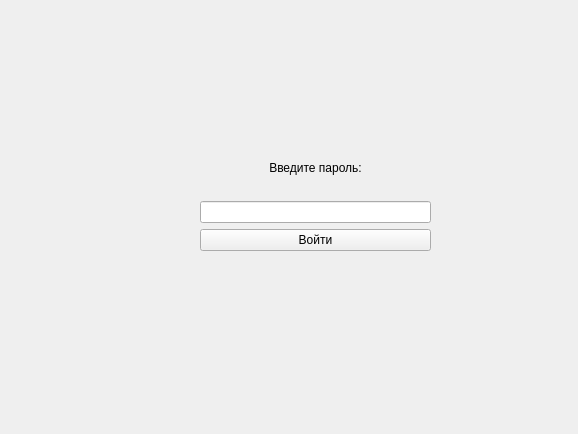
andrei27062010-blip/password-manager-pyqt, file ui/login_window.ui: the form before one commit.
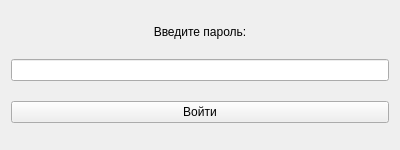
The form after the commit.

Commit message: feat: Finalized UI/UX for LoginWindow and MainWindow, switched to PyQt6, all code working!

Diff of the .ui file:
```diff
--- a/ui/login_window.ui
+++ b/ui/login_window.ui
@@ -6,25 +6,28 @@
    <rect>
     <x>0</x>
     <y>0</y>
-    <width>578</width>
-    <height>434</height>
+    <width>400</width>
+    <height>150</height>
    </rect>
   </property>
+  <property name="sizePolicy">
+   <sizepolicy hsizetype="Expanding" vsizetype="Expanding">
+    <horstretch>0</horstretch>
+    <verstretch>0</verstretch>
+   </sizepolicy>
+  </property>
   <property name="windowTitle">
    <string>Form</string>
   </property>
-  <widget class="QWidget" name="layoutWidget">
-   <property name="geometry">
-    <rect>
-     <x>200</x>
-     <y>140</y>
-     <width>231</width>
-     <height>111</height>
-    </rect>
-   </property>
    <layout class="QVBoxLayout" name="verticalLayout">
     <item>
      <widget class="QLabel" name="master_password_label">
+     <property name="sizePolicy">
+      <sizepolicy hsizetype="Preferred" vsizetype="Fixed">
+       <horstretch>0</horstretch>
+       <verstretch>0</verstretch>
+      </sizepolicy>
+     </property>
       <property name="text">
        <string>Введите пароль:</string>
       </property>
@@ -35,20 +38,31 @@
     </item>
     <item>
      <widget class="QLineEdit" name="password_input">
+     <property name="sizePolicy">
+      <sizepolicy hsizetype="Preferred" vsizetype="Fixed">
+       <horstretch>0</horstretch>
+       <verstretch>0</verstretch>
+      </sizepolicy>
+     </property>
       <property name="echoMode">
-       <enum>QLineEdit::EchoMode::PasswordEchoOnEdit</enum>
+      <enum>QLineEdit::EchoMode::Password</enum>
       </property>
      </widget>
     </item>
     <item>
      <widget class="QPushButton" name="login_button">
+     <property name="sizePolicy">
+      <sizepolicy hsizetype="Expanding" vsizetype="Fixed">
+       <horstretch>0</horstretch>
+       <verstretch>0</verstretch>
+      </sizepolicy>
+     </property>
       <property name="text">
        <string>Войти</string>
       </property>
      </widget>
     </item>
    </layout>
-  </widget>
  </widget>
  <resources/>
  <connections/>
```
Lines whose indentation alone changed are shown as unchanged. The commit also changes 7 other files.
